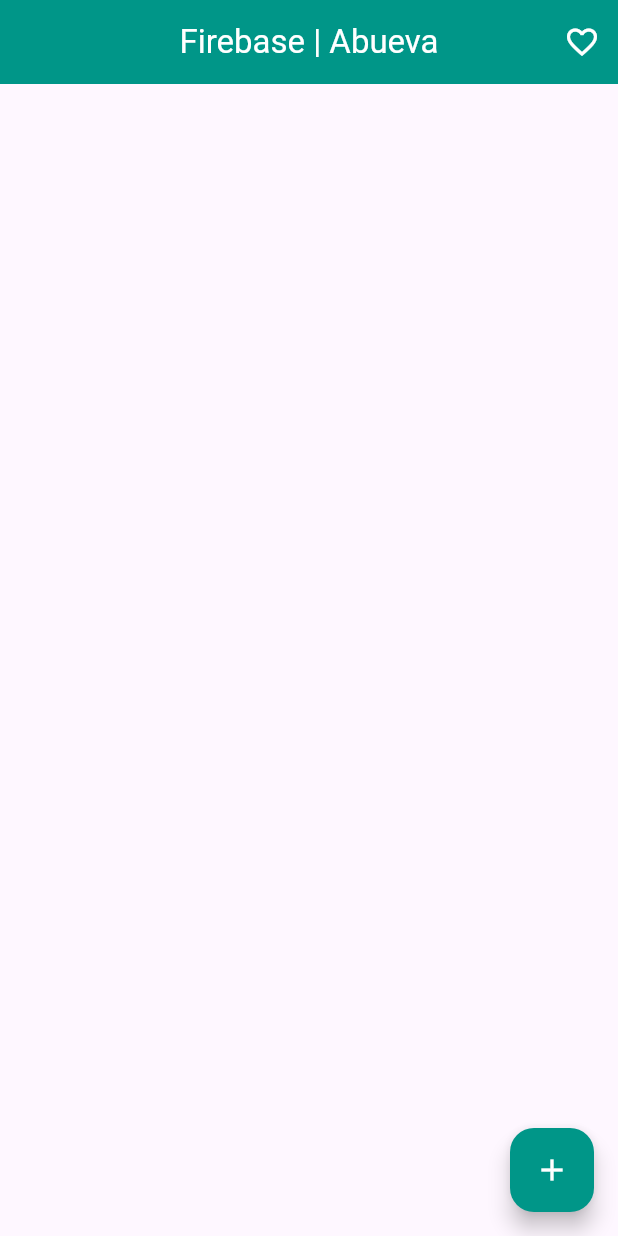
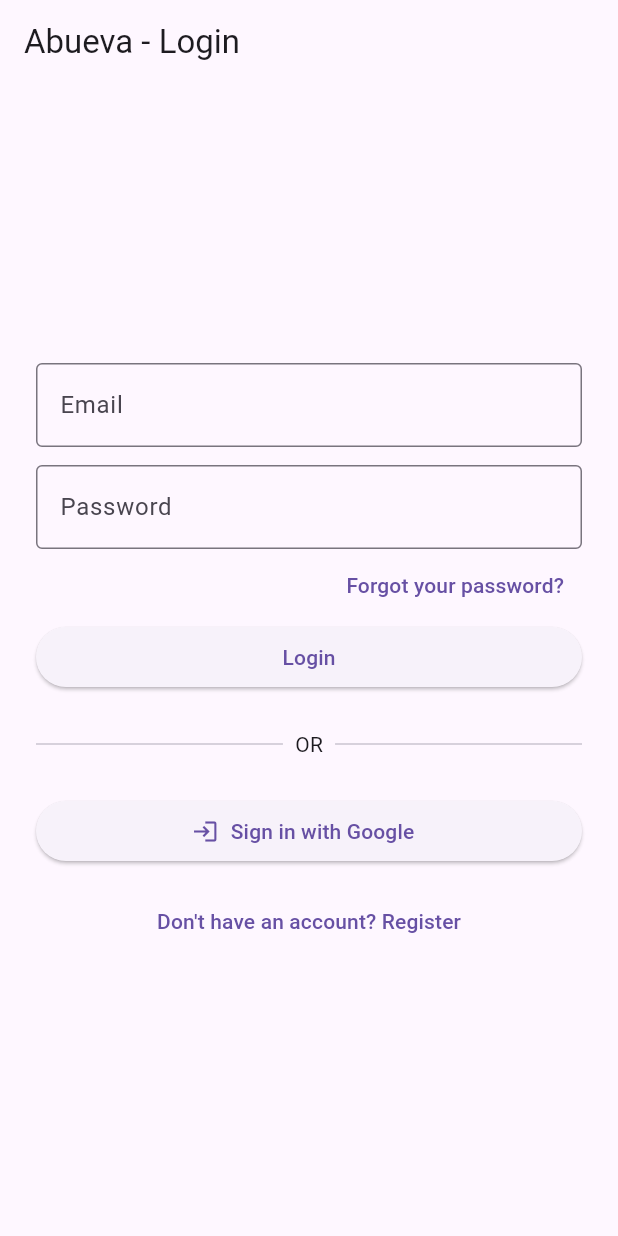
Before and after one commit to Abueva290/Task-8-FirebaseCrudAbueva, a Flutter app: the screen it shows after launch, on a phone screen of 412 x 824 dp. Run offline on Flutter 3.47's test engine with Material 3 defaults, Android fonts, the phone set to English and light mode, and no system bars; our stand-ins replace cloud_firestore, firebase_auth, firebase_core, google_sign_in; accounts and stored records are empty.

Commit message:
add firebase Auth

```diff
--- /dev/null
+++ b/lib/login_page.dart
@@ -0,0 +1,124 @@
+import 'package:flutter/material.dart';
+import 'auth_service.dart';
+import 'register_page.dart';
+import 'forgot_password_page.dart';
+
+class LoginPage extends StatefulWidget {
+  const LoginPage({super.key});
+
+  @override
+  State<LoginPage> createState() => _LoginPageState();
+}
+
+class _LoginPageState extends State<LoginPage> {
+  final emailCtrl = TextEditingController();
+  final passwordCtrl = TextEditingController();
+  final auth = AuthService();
+  bool loading = false;
+
+  void _snack(String msg) {
+    ScaffoldMessenger.of(context).showSnackBar(SnackBar(content: Text(msg)));
+  }
+
+  Future<void> _loginEmail() async {
+    if (emailCtrl.text.isEmpty || passwordCtrl.text.isEmpty) return;
+    setState(() => loading = true);
+    final user = await auth.signInWithEmail(
+        emailCtrl.text.trim(), passwordCtrl.text.trim());
+    if (mounted) setState(() => loading = false);
+
+    if (user == null) {
+      _snack("Invalid email or password");
+    } else if (!user.emailVerified) {
+      await auth.signOut();
+      _snack("Please verify your email before logging in.");
+    }
+    // If verified, main.dart automatically opens the HomePage
+  }
+
+  Future<void> _loginGoogle() async {
+    setState(() => loading = true);
+    try {
+      await auth.signInWithGoogle();
+    } catch (e) {
+      _snack("Google sign-in failed: $e");
+    }
+    if (mounted) setState(() => loading = false);
+  }
+
+  @override
+  Widget build(BuildContext context) {
+    return Scaffold(
+      appBar: AppBar(title: const Text("Abueva - Login")),
+      body: Center(
+        child: SingleChildScrollView(
+          padding: const EdgeInsets.all(24),
+          child: Column(
+            children: [
+              TextField(
+                controller: emailCtrl,
+                keyboardType: TextInputType.emailAddress,
+                decoration: const InputDecoration(
+                    labelText: "Email", border: OutlineInputBorder()),
+              ),
+              const SizedBox(height: 12),
+              TextField(
+                controller: passwordCtrl,
+                obscureText: true,
+                decoration: const InputDecoration(
+                    labelText: "Password", border: OutlineInputBorder()),
+              ),
+              Align(
+                alignment: Alignment.centerRight,
+                child: TextButton(
+                  onPressed: () => Navigator.push(
+                    context,
+                    MaterialPageRoute(builder: (_) => const ForgotPasswordPage()),
+                  ),
+                  child: const Text("Forgot your password?"),
+                ),
+              ),
+              SizedBox(
+                width: double.infinity,
+                child: ElevatedButton(
+                  onPressed: loading ? null : _loginEmail,
+                  child: loading
+                      ? const CircularProgressIndicator()
+                      : const Text("Login"),
+                ),
+              ),
+              const SizedBox(height: 24),
+              const Row(
+                children: [
+                  Expanded(child: Divider()),
+                  Padding(
+                    padding: EdgeInsets.symmetric(horizontal: 8),
+                    child: Text("OR"),
+                  ),
+                  Expanded(child: Divider()),
+                ],
+              ),
+              const SizedBox(height: 24),
+              SizedBox(
+                width: double.infinity,
+                child: ElevatedButton.icon(
+                  icon: const Icon(Icons.login),
+                  label: const Text("Sign in with Google"),
+                  onPressed: loading ? null : _loginGoogle,
+                ),
+              ),
+              const SizedBox(height: 12),
+              TextButton(
+                onPressed: () => Navigator.push(
+                  context,
+                  MaterialPageRoute(builder: (_) => const RegisterPage()),
+                ),
+                child: const Text("Don't have an account? Register"),
+              ),
+            ],
+          ),
+        ),
+      ),
+    );
+  }
+}
--- a/lib/main.dart
+++ b/lib/main.dart
@@ -1,6 +1,9 @@
 import 'package:flutter/material.dart';
 import 'package:firebase_core/firebase_core.dart';
+import 'package:firebase_auth/firebase_auth.dart';
 import 'home_page.dart';
+import 'login_page.dart';
+import 'auth_service.dart';
 import 'firebase_options.dart';
 
 void main() async {
@@ -24,7 +27,22 @@ class MyApp extends StatelessWidget {
       theme: ThemeData(
         primarySwatch: Colors.teal,
       ),
-      home: const HomePage(),
+      home: StreamBuilder<User?>(
+        stream: AuthService().userStream,
+        builder: (context, snapshot) {
+          if (snapshot.connectionState == ConnectionState.waiting) {
+            return const Scaffold(
+              body: Center(child: CircularProgressIndicator()),
+            );
+          }
+          final user = snapshot.data;
+          // Show Notes only if logged in AND email is verified
+          if (user != null && user.emailVerified) {
+            return const HomePage();
+          }
+          return const LoginPage();
+        },
+      ),
     );
   }
 }
```
Also changed, not shown: lib/auth_service.dart (added, +70 -0 lines), lib/forgot_password_page.dart (added, +74 -0 lines), lib/home_page.dart (+8 -0 lines), lib/register_page.dart (added, +86 -0 lines), pubspec.yaml (+4 -70 lines), pubspec.lock, 4 other files.
